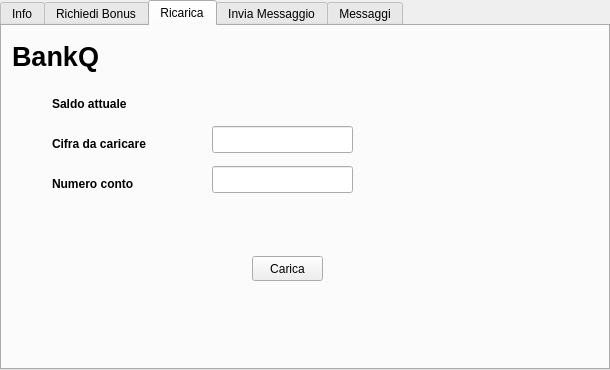
The window that BankQ/userinfo.ui (marcofranceschini/p2_project) describes before a commit, drawn with Qt 5.
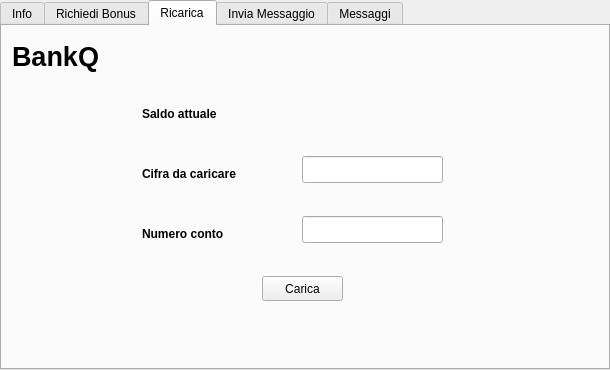
The same window after the commit. The open tabs and pages were chosen to show the change.

The edit to the form file:
```diff
--- a/BankQ/userinfo.ui
+++ b/BankQ/userinfo.ui
@@ -420,9 +420,9 @@
     <widget class="QToolButton" name="toolButton_4">
      <property name="geometry">
       <rect>
-       <x>250</x>
-       <y>230</y>
-       <width>71</width>
+       <x>260</x>
+       <y>250</y>
+       <width>81</width>
        <height>25</height>
       </rect>
      </property>
@@ -433,8 +433,8 @@
     <widget class="QLabel" name="label_20">
      <property name="geometry">
       <rect>
-       <x>50</x>
-       <y>110</y>
+       <x>140</x>
+       <y>140</y>
        <width>131</width>
        <height>17</height>
       </rect>
@@ -446,8 +446,8 @@
     <widget class="QLabel" name="label_21">
      <property name="geometry">
       <rect>
-       <x>50</x>
-       <y>70</y>
+       <x>140</x>
+       <y>80</y>
        <width>101</width>
        <height>17</height>
       </rect>
@@ -459,8 +459,8 @@
     <widget class="QLineEdit" name="lineEdit_2">
      <property name="geometry">
       <rect>
-       <x>210</x>
-       <y>100</y>
+       <x>300</x>
+       <y>130</y>
        <width>141</width>
        <height>27</height>
       </rect>
@@ -469,8 +469,8 @@
     <widget class="QLabel" name="label_22">
      <property name="geometry">
       <rect>
-       <x>210</x>
-       <y>70</y>
+       <x>300</x>
+       <y>80</y>
        <width>141</width>
        <height>17</height>
       </rect>
@@ -482,8 +482,8 @@
     <widget class="QLineEdit" name="lineEdit_3">
      <property name="geometry">
       <rect>
-       <x>210</x>
-       <y>140</y>
+       <x>300</x>
+       <y>190</y>
        <width>141</width>
        <height>27</height>
       </rect>
@@ -492,8 +492,8 @@
     <widget class="QLabel" name="label_15">
      <property name="geometry">
       <rect>
-       <x>50</x>
-       <y>150</y>
+       <x>140</x>
+       <y>200</y>
        <width>111</width>
        <height>17</height>
       </rect>
```
Left out of the diff: 50 changed lines with no effect on the pictures.
